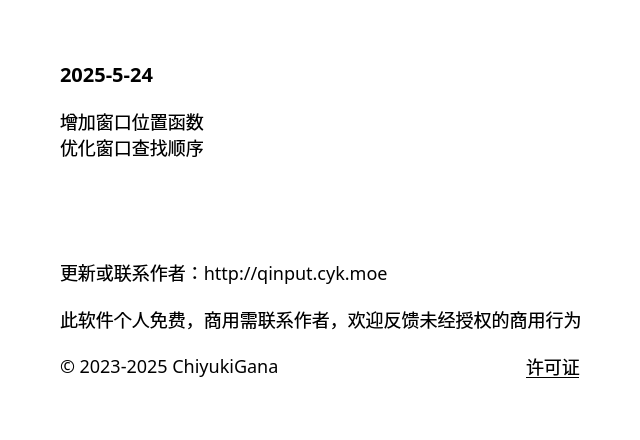
Above: source/ui/AboutUi.ui from ChiyukiGana/Quickinput before the change. Below: the same form after it.
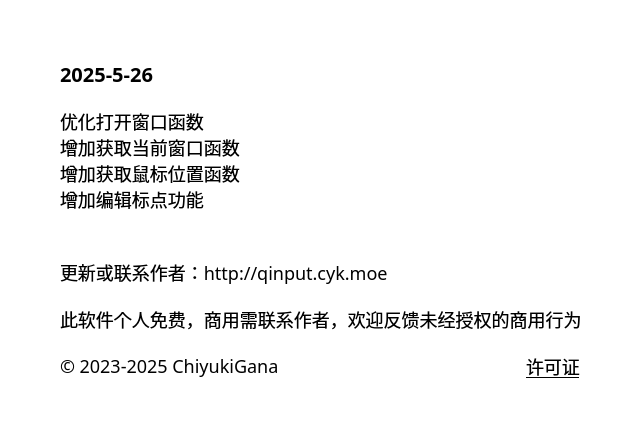
That is the form after the change.

Patch:
```diff
--- a/source/ui/AboutUi.ui
+++ b/source/ui/AboutUi.ui
@@ -91,7 +91,7 @@
          <string notr="true">font-size:20px</string>
         </property>
         <property name="text">
-         <string>2025-5-24</string>
+         <string>2025-5-26</string>
         </property>
         <property name="textFormat">
          <enum>Qt::PlainText</enum>
@@ -107,8 +107,10 @@
          </sizepolicy>
         </property>
         <property name="text">
-         <string>增加窗口位置函数
-优化窗口查找顺序</string>
+         <string>优化打开窗口函数
+增加获取当前窗口函数
+增加获取鼠标位置函数
+增加编辑标点功能</string>
         </property>
         <property name="textFormat">
          <enum>Qt::PlainText</enum>
```
